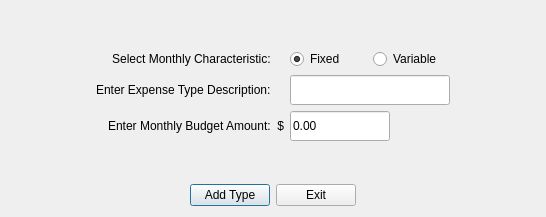
The window that CashFlowManager/addexpensetypedialog.ui (epw7856/CashFlowManager) describes before a commit, drawn with Qt 5.
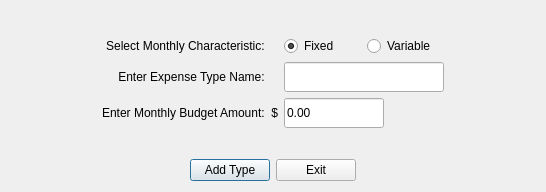
The same window after the commit.

Commit message: Implemented the controller for the add expense type dialog.

```diff
--- a/CashFlowManager/addexpensetypedialog.ui
+++ b/CashFlowManager/addexpensetypedialog.ui
@@ -10,7 +10,7 @@
     <x>0</x>
     <y>0</y>
     <width>546</width>
-    <height>217</height>
+    <height>192</height>
    </rect>
   </property>
   <property name="windowTitle">
@@ -28,7 +28,7 @@
      <property name="sizeHint" stdset="0">
       <size>
        <width>20</width>
-       <height>28</height>
+       <height>15</height>
       </size>
      </property>
     </spacer>
@@ -74,7 +74,10 @@
      <item row="1" column="1">
       <widget class="QLabel" name="label_4">
        <property name="text">
-        <string>Enter Expense Type Description:    </string>
+        <string>Enter Expense Type Name:    </string>
+       </property>
+       <property name="alignment">
+        <set>Qt::AlignRight|Qt::AlignTrailing|Qt::AlignVCenter</set>
        </property>
       </widget>
      </item>
@@ -206,7 +209,7 @@
      <property name="sizeHint" stdset="0">
       <size>
        <width>20</width>
-       <height>28</height>
+       <height>16</height>
       </size>
      </property>
     </spacer>
```
Left out of the diff: 2 changed lines with no effect on the pictures. The commit also changes 6 other files.
